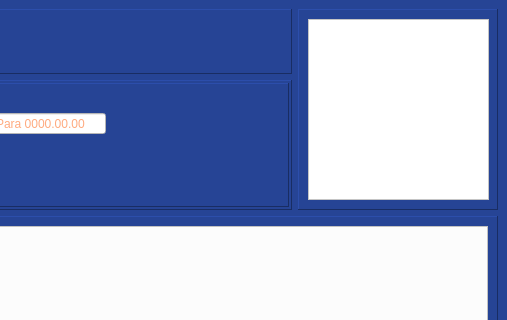
This is ui_process_csv.ui in EduardoFerreira22/Tech_Tools as Qt 5 draws it before an edit; both pictures show x 762 to 1269 and y 0 to 320 of the 1269 by 745 pixel window. The edited form follows.
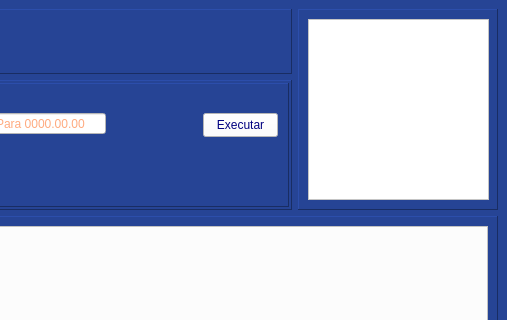
This is the edited form. Icons and pictures are not drawn.

```diff
--- a/ui_process_csv.ui
+++ b/ui_process_csv.ui
@@ -486,6 +486,31 @@
            </size>
           </property>
          </widget>
+         <widget class="QPushButton" name="bt_executar_process">
+          <property name="geometry">
+           <rect>
+            <x>590</x>
+            <y>30</y>
+            <width>75</width>
+            <height>24</height>
+           </rect>
+          </property>
+          <property name="styleSheet">
+           <string notr="true">QPushButton{
+	background-color: rgb(255, 255, 255);
+	color: rgb(0, 0, 127);
+}
+
+QPushButton:hover{
+	
+	color: rgb(255, 255, 255);
+	background-color:rgb(49,147,0)
+}</string>
+          </property>
+          <property name="text">
+           <string>Executar</string>
+          </property>
+         </widget>
         </widget>
        </item>
       </layout>
```
Left out of the diff: 3 changed lines with no effect on the pictures.
